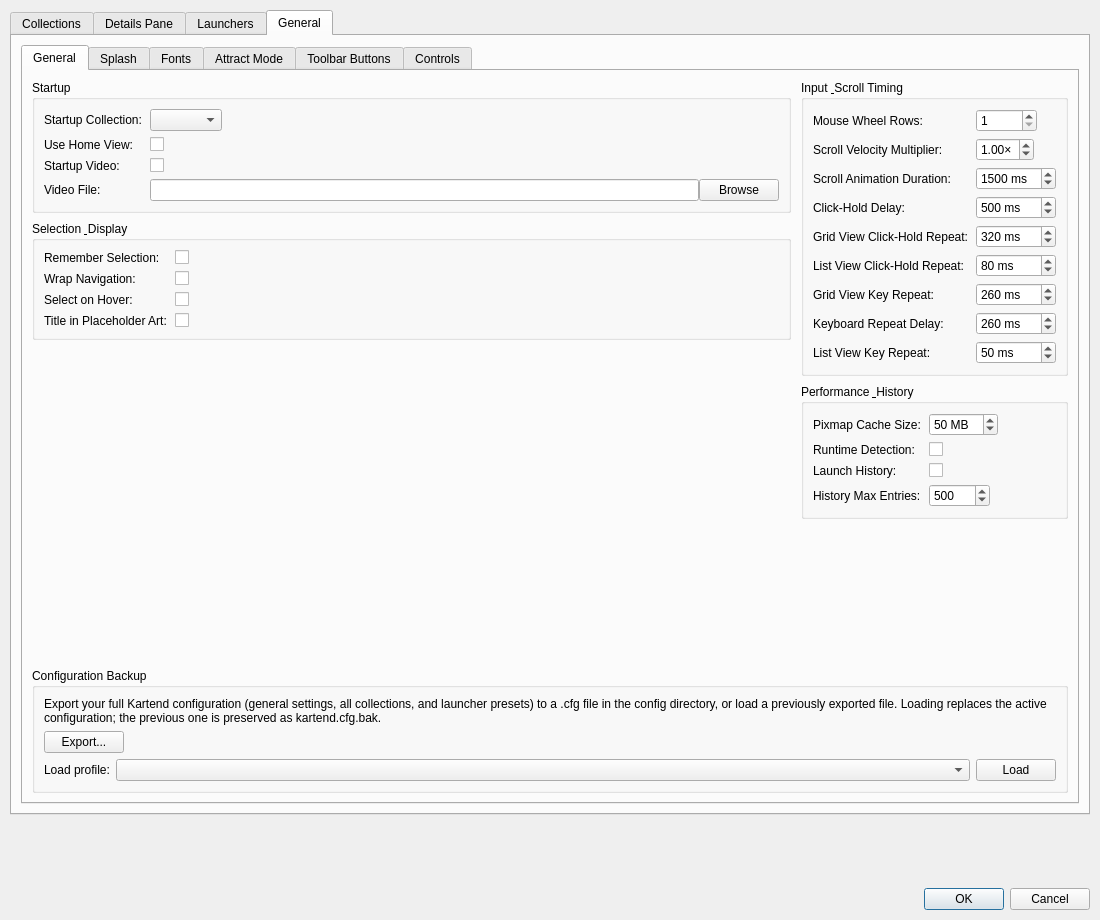
EtherAura/Kartend, file src/ui/dialogs/settingsdialog.ui: the form before one commit.
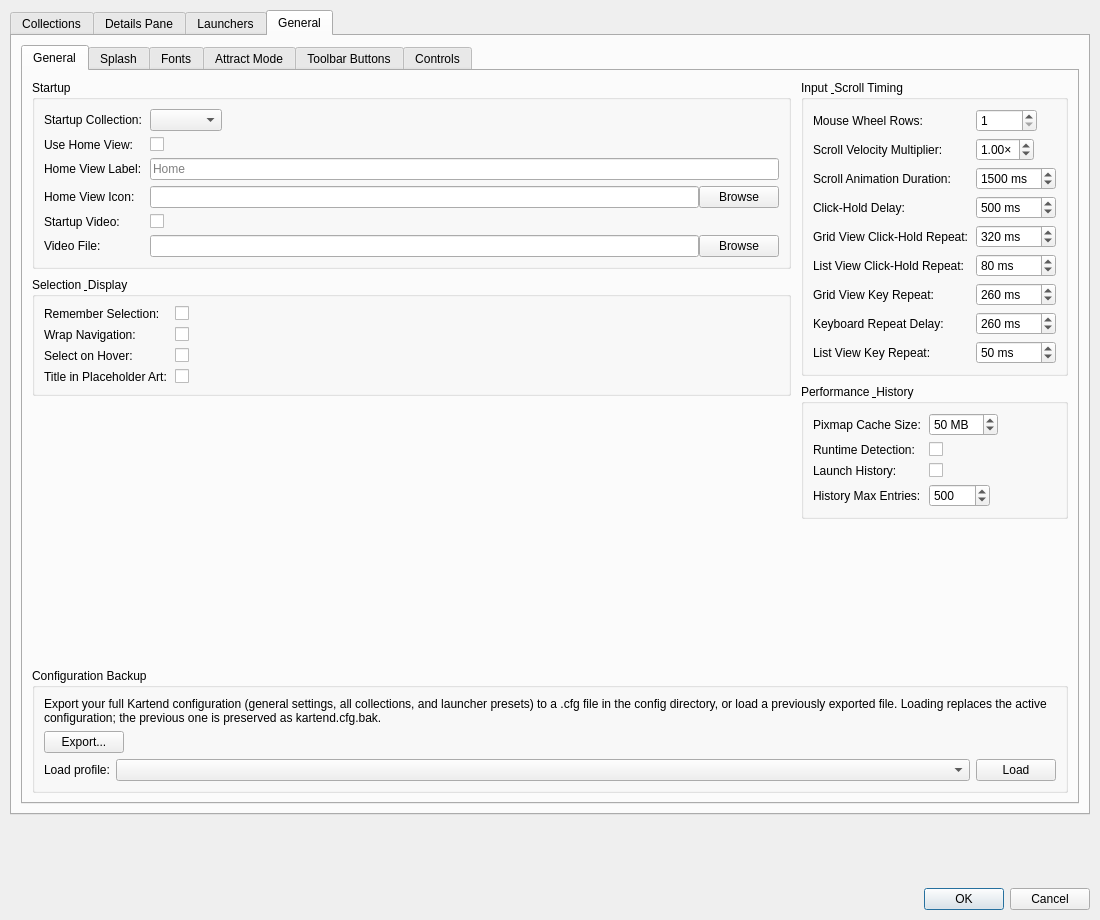
The form after the commit. The open tabs and pages were chosen to show the change. Icons and pictures are not drawn. Custom widgets are drawn as their Qt base class.

Commit message: feat(navigation): toolbar Home button + customizable Home label/icon/key

The edit to the form file:
```diff
--- a/src/ui/dialogs/settingsdialog.ui
+++ b/src/ui/dialogs/settingsdialog.ui
@@ -1939,21 +1939,51 @@
                    </widget>
                   </item>
                   <item row="2" column="0">
+                   <widget class="QLabel" name="homeViewLabelLabel">
+                    <property name="text"><string>Home View Label:</string></property>
+                   </widget>
+                  </item>
+                  <item row="2" column="1">
+                   <widget class="QLineEdit" name="homeViewLabelLineEdit">
+                    <property name="toolTip"><string>Title shown at the top of the synthetic Home view and as the toolbar Home button's tooltip. Empty falls back to &quot;Home&quot;.</string></property>
+                    <property name="placeholderText"><string>Home</string></property>
+                   </widget>
+                  </item>
+                  <item row="3" column="0">
+                   <widget class="QLabel" name="homeViewIconLabel">
+                    <property name="text"><string>Home View Icon:</string></property>
+                   </widget>
+                  </item>
+                  <item row="3" column="1">
+                   <layout class="QHBoxLayout" name="homeViewIconLayout">
+                    <item>
+                     <widget class="QLineEdit" name="homeViewIconLineEdit">
+                      <property name="toolTip"><string>Absolute path to a custom icon for the toolbar Home button. Empty falls back to the themed go-home icon.</string></property>
+                     </widget>
+                    </item>
+                    <item>
+                     <widget class="QPushButton" name="browseHomeViewIconButton">
+                      <property name="text"><string>Browse</string></property>
+                     </widget>
+                    </item>
+                   </layout>
+                  </item>
+                  <item row="4" column="0">
                    <widget class="QLabel" name="startupVideoEnabledLabel">
                     <property name="text"><string>Startup Video:</string></property>
                    </widget>
                   </item>
-                  <item row="2" column="1">
+                  <item row="4" column="1">
                    <widget class="QCheckBox" name="startupVideoEnabledCheckBox">
                     <property name="toolTip"><string>Play a configurable video on application launch. Skippable via any key or click.</string></property>
                    </widget>
                   </item>
-                  <item row="3" column="0">
+                  <item row="5" column="0">
                    <widget class="QLabel" name="startupVideoPathLabel">
                     <property name="text"><string>Video File:</string></property>
                    </widget>
                   </item>
-                  <item row="3" column="1">
+                  <item row="5" column="1">
                    <layout class="QHBoxLayout" name="startupVideoPathLayout">
                     <item>
                      <widget class="QLineEdit" name="startupVideoPathLineEdit">
```
Left out of the diff: 14 changed lines with no effect on the pictures. The commit also changes 19 other files.
